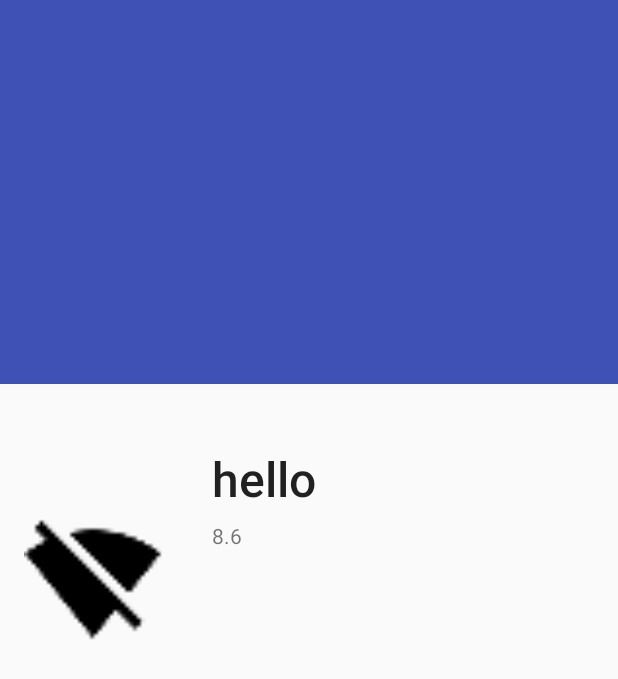
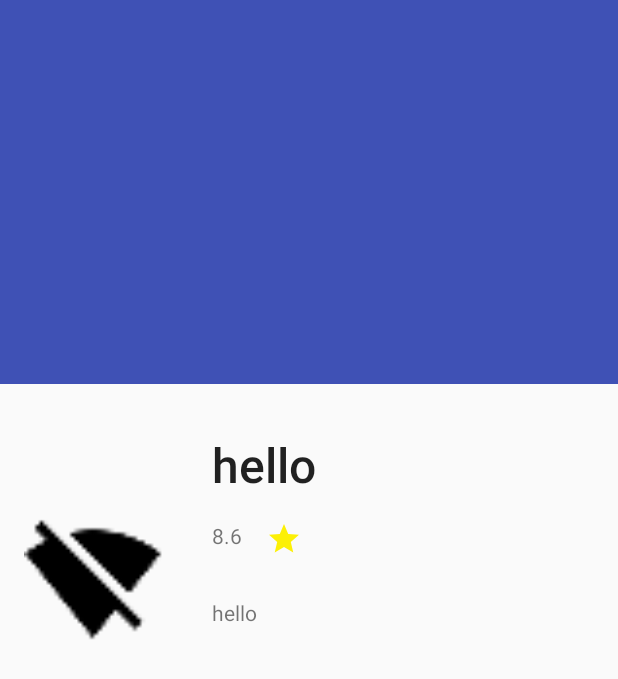
Before and after one commit to dlovantallat/FullMovie, an Android app: the layout activity_detail.xml on its own in the app's theme, with its tools: preview values and no code run, on a phone screen of 412 x 824 dp. Shown: the top 679 px of the screen. Run offline under Robolectric (Android 15) with nearby library versions, the phone set to English and light mode, and no system bars.

Commit message:
fixing detail layout problem

```diff
--- a/app/src/main/res/layout/activity_detail.xml
+++ b/app/src/main/res/layout/activity_detail.xml
@@ -48,11 +48,6 @@
         android:layout_height="match_parent"
         app:layout_behavior="@string/appbar_scrolling_view_behavior">
 
-        <LinearLayout
-            android:layout_width="match_parent"
-            android:layout_height="match_parent"
-            android:orientation="vertical">
-
         <RelativeLayout
             android:layout_width="match_parent"
             android:layout_height="match_parent">
@@ -69,19 +64,15 @@
                 android:paddingTop="32dp"
                 tools:src="@drawable/ic_signal_wifi_off_black_24dp" />
 
-                <RelativeLayout
-                    android:layout_width="wrap_content"
-                    android:layout_height="wrap_content"
-                    android:layout_toEndOf="@id/movie_image_detail"
-                    android:layout_toRightOf="@id/movie_image_detail">
-
             <TextView
                 android:id="@+id/title_detail_movie"
                 android:layout_width="wrap_content"
                 android:layout_height="wrap_content"
-                        android:layout_centerHorizontal="true"
-                        android:layout_centerVertical="true"
-                        android:padding="16dp"
+                android:layout_marginLeft="16dp"
+                android:layout_marginStart="16dp"
+                android:layout_marginTop="32dp"
+                android:layout_toEndOf="@id/movie_image_detail"
+                android:layout_toRightOf="@id/movie_image_detail"
                 android:textAppearance="@style/TextAppearance.AppCompat.Title"
                 android:textSize="32sp"
                 tools:text="hello" />
@@ -91,6 +82,8 @@
                 android:layout_width="wrap_content"
                 android:layout_height="wrap_content"
                 android:layout_below="@id/title_detail_movie"
+                android:layout_toEndOf="@id/movie_image_detail"
+                android:layout_toRightOf="@id/movie_image_detail"
                 android:padding="16dp"
                 tools:text="8.6" />
 
@@ -104,17 +97,20 @@
                 android:paddingBottom="16dp"
                 android:paddingTop="16dp"
                 android:src="@drawable/ic_star_black_24dp"
-                        android:visibility="gone" />
-                </RelativeLayout>
-            </RelativeLayout>
+                android:visibility="gone"
+                tools:visibility="visible" />
 
             <TextView
                 android:id="@+id/overview_movie"
                 android:layout_width="wrap_content"
                 android:layout_height="wrap_content"
+                android:layout_below="@id/vote_average"
                 android:layout_gravity="center"
+                android:layout_toEndOf="@id/movie_image_detail"
+                android:layout_toRightOf="@id/movie_image_detail"
                 android:padding="16dp"
-                android:textAlignment="center" />
-        </LinearLayout>
+                android:textAlignment="center"
+                tools:text="hello" />
+        </RelativeLayout>
     </android.support.v4.widget.NestedScrollView>
 </android.support.design.widget.CoordinatorLayout>
```
Lines whose indentation alone changed are shown as unchanged.
